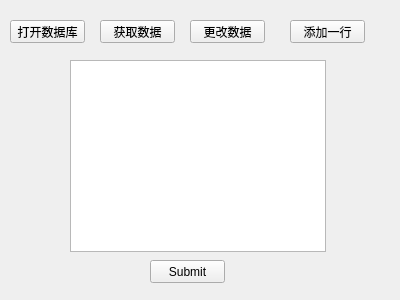
This is hs_database_test.ui in Ying3141/yizumi-monitor as Qt 5 draws it before an edit. The edited form follows.
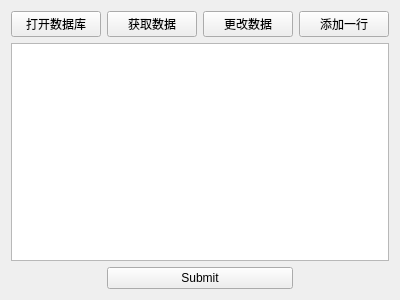
This is the edited form.

```diff
--- a/hs_database_test.ui
+++ b/hs_database_test.ui
@@ -13,81 +13,46 @@
   <property name="windowTitle">
    <string>Form</string>
   </property>
+  <layout class="QGridLayout" name="gridLayout">
+   <item row="0" column="0">
   <widget class="QPushButton" name="pushButton">
-   <property name="geometry">
-    <rect>
-     <x>10</x>
-     <y>20</y>
-     <width>75</width>
-     <height>23</height>
-    </rect>
-   </property>
    <property name="text">
     <string>打开数据库</string>
    </property>
   </widget>
-  <widget class="QTableView" name="tableView">
-   <property name="geometry">
-    <rect>
-     <x>70</x>
-     <y>60</y>
-     <width>256</width>
-     <height>192</height>
-    </rect>
-   </property>
-  </widget>
+   </item>
+   <item row="0" column="1">
   <widget class="QPushButton" name="pushButton_2">
-   <property name="geometry">
-    <rect>
-     <x>100</x>
-     <y>20</y>
-     <width>75</width>
-     <height>23</height>
-    </rect>
-   </property>
    <property name="text">
     <string>获取数据</string>
    </property>
   </widget>
+   </item>
+   <item row="0" column="2">
   <widget class="QPushButton" name="pushButton_3">
-   <property name="geometry">
-    <rect>
-     <x>190</x>
-     <y>20</y>
-     <width>75</width>
-     <height>23</height>
-    </rect>
-   </property>
    <property name="text">
     <string>更改数据</string>
    </property>
   </widget>
+   </item>
+   <item row="0" column="3">
   <widget class="QPushButton" name="pushButton_4">
-   <property name="geometry">
-    <rect>
-     <x>290</x>
-     <y>20</y>
-     <width>75</width>
-     <height>23</height>
-    </rect>
-   </property>
    <property name="text">
     <string>添加一行</string>
    </property>
   </widget>
+   </item>
+   <item row="1" column="0" colspan="4">
+    <widget class="QTableView" name="tableView"/>
+   </item>
+   <item row="2" column="1" colspan="2">
   <widget class="QPushButton" name="pushButton_5">
-   <property name="geometry">
-    <rect>
-     <x>150</x>
-     <y>260</y>
-     <width>75</width>
-     <height>23</height>
-    </rect>
-   </property>
    <property name="text">
     <string>Submit</string>
    </property>
   </widget>
+   </item>
+  </layout>
  </widget>
  <resources/>
  <connections/>
```
Lines whose indentation alone changed are shown as unchanged.
